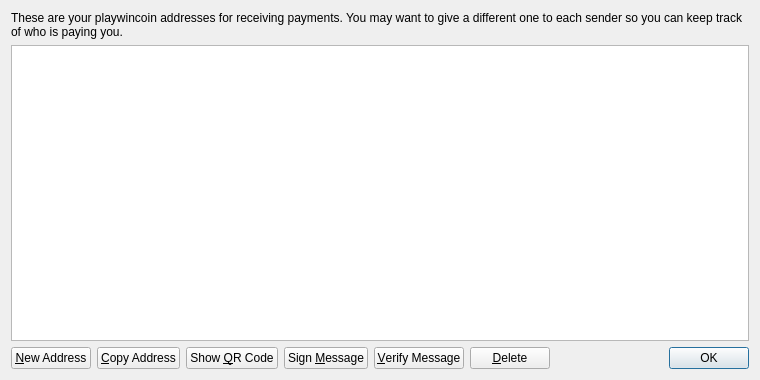
Above: src/qt/forms/addressbookpage.ui from playwincoin/playwincoin-core before the change. Below: the same form after it.
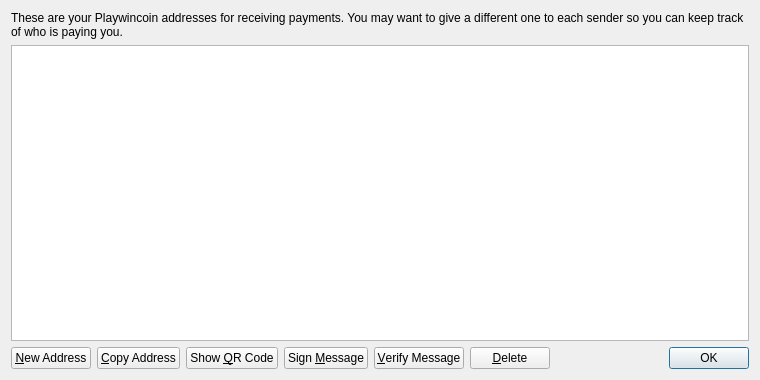
That is the form after the change. Icons and pictures are not drawn.

What changed in the file:
```diff
--- a/src/qt/forms/addressbookpage.ui
+++ b/src/qt/forms/addressbookpage.ui
@@ -17,7 +17,7 @@
    <item>
     <widget class="QLabel" name="labelExplanation">
      <property name="text">
-      <string>These are your playwincoin addresses for receiving payments. You may want to give a different one to each sender so you can keep track of who is paying you.</string>
+      <string>These are your Playwincoin addresses for receiving payments. You may want to give a different one to each sender so you can keep track of who is paying you.</string>
      </property>
      <property name="textFormat">
       <enum>Qt::PlainText</enum>
```
Left out of the diff: 4 changed lines with no effect on the pictures.
